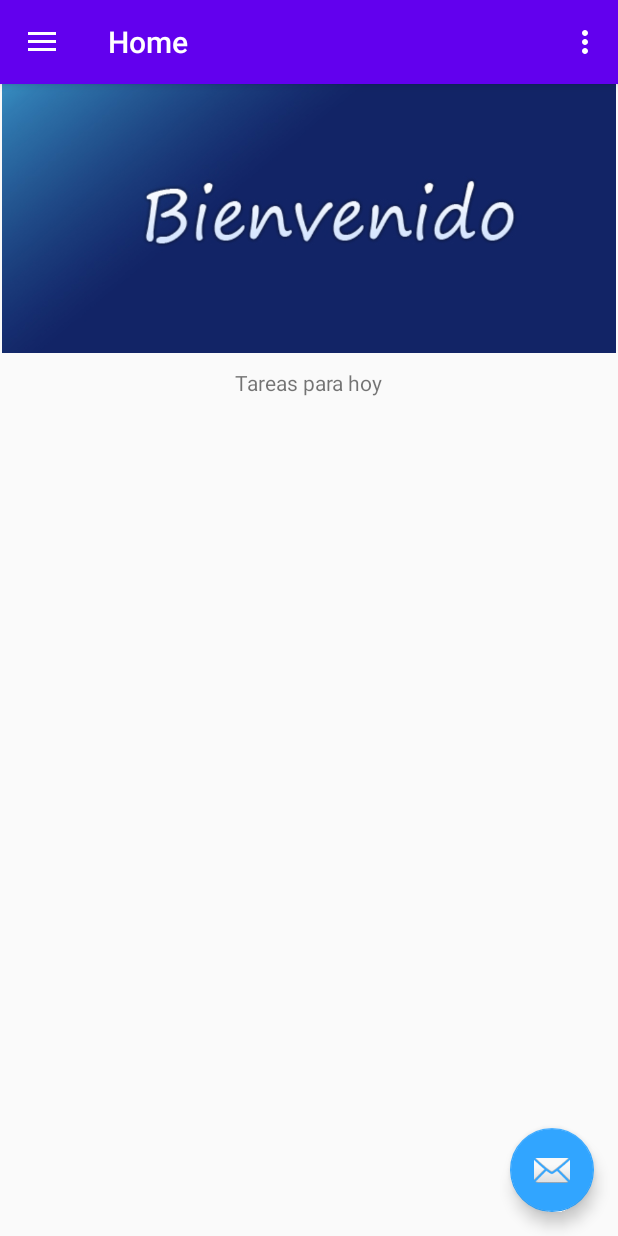
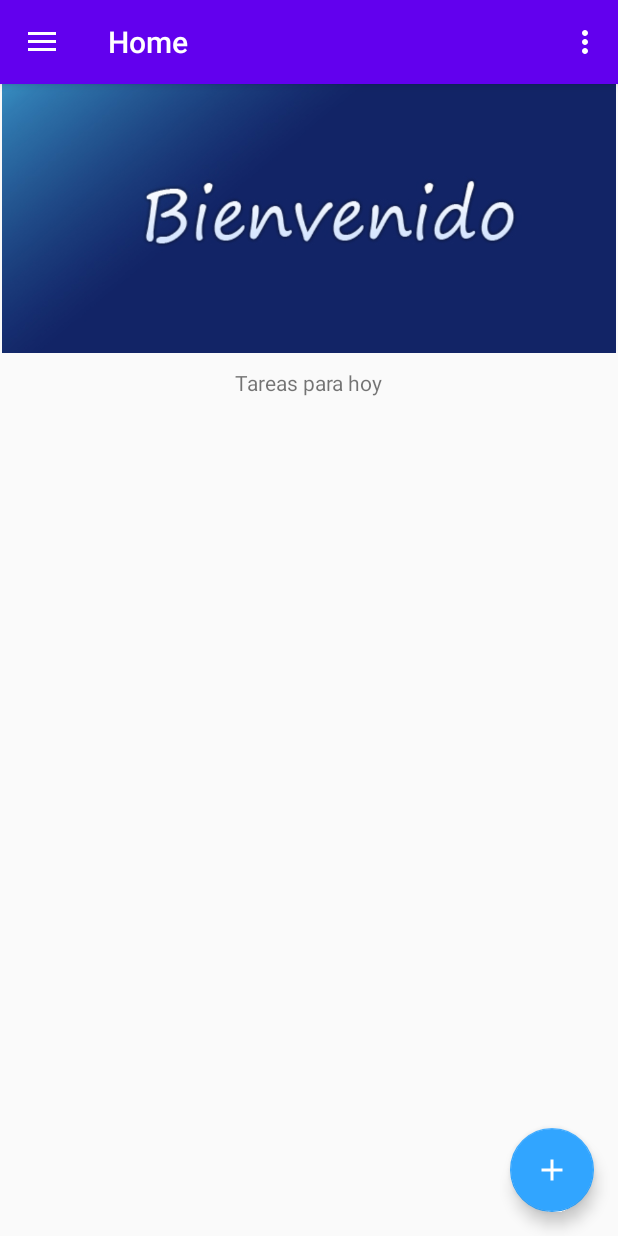
Before and after one commit to dddDestruction/Agenda, an Android app: the screen it shows after launch (MainActivity), on a phone screen of 412 x 824 dp. Run offline under Robolectric (Android 15) with nearby library versions, the phone set to English and light mode, and no system bars; our stand-ins replace Picasso, Room's generated code, navigation-ui; pictures from the network do not load.

```diff
--- a/app/src/main/java/cl/apicolm/myapplication/model/entidades/ClimaTarea.kt
+++ b/app/src/main/java/cl/apicolm/myapplication/model/entidades/ClimaTarea.kt
@@ -31,10 +31,9 @@ data class ClimaEntidad(
 )
 
 @Entity(tableName = "tareas")
-class TareaEntidad(
+data class TareaEntidad(
     var climaId:Int,
-    var descripcion: String,
-    var hora:String
+    var descripcion: String
 ) {
     @PrimaryKey(autoGenerate = true) var id: Int? = null
 }
--- a/app/src/main/java/cl/apicolm/myapplication/ui/clima/ClimaAdapter.kt
+++ b/app/src/main/java/cl/apicolm/myapplication/ui/clima/ClimaAdapter.kt
@@ -71,6 +71,7 @@ class ClimaAdapter(private var lista: List<ClimaEntidad>) : RecyclerView.Adapter
                     .load("http://openweathermap.org/img/wn/${clima.iconClima}@4x.png")
                     .resize(250, 250)
                     .centerCrop()
+                    .placeholder(R.drawable.ic_cloud_download_black_100dp)
                     .into(holder.imagen)
                 holder.view.setOnClickListener{
                     selectedItem.value = clima
@@ -83,6 +84,7 @@ class ClimaAdapter(private var lista: List<ClimaEntidad>) : RecyclerView.Adapter
                     .load("http://openweathermap.org/img/wn/${clima.iconClima}@4x.png")
                     .resize(120, 120)
                     .centerCrop()
+                    .placeholder(R.drawable.ic_cloud_download_black_100dp)
                     .into(holder.imagen)
                 holder.view.setOnClickListener{
                     selectedItem.value = clima
--- a/app/src/main/java/cl/apicolm/myapplication/ui/home/HomeFragment.kt
+++ b/app/src/main/java/cl/apicolm/myapplication/ui/home/HomeFragment.kt
@@ -52,8 +52,7 @@ class HomeFragment : Fragment() {
             tareasViewModel.repository.insetarTarea(
                 TareaEntidad(
                     climaId,
-                    it,
-                    "loquesea"
+                    it
                 )
             )
         })
--- a/app/src/main/java/cl/apicolm/myapplication/ui/tareas/TareasFragment.kt
+++ b/app/src/main/java/cl/apicolm/myapplication/ui/tareas/TareasFragment.kt
@@ -66,8 +66,7 @@ class TareasFragment : Fragment() {
             Log.d("AAA", "Lista tareas ${climaId}")
             tareasViewModel.repository.insetarTarea(TareaEntidad(
                 climaId,
-                it,
-                "loquesea"
+                it
             ))
         })
     }
--- /dev/null
+++ b/app/src/main/res/drawable/ic_add_white_24dp.xml
@@ -0,0 +1,5 @@
+<vector android:height="24dp" android:tint="#FFFFFF"
+    android:viewportHeight="24.0" android:viewportWidth="24.0"
+    android:width="24dp" xmlns:android="http://schemas.android.com/apk/res/android">
+    <path android:fillColor="#FF000000" android:pathData="M19,13h-6v6h-2v-6H5v-2h6V5h2v6h6v2z"/>
+</vector>
--- /dev/null
+++ b/app/src/main/res/drawable/ic_cloud_download_black_100dp.xml
@@ -0,0 +1,4 @@
+<vector android:height="100dp" android:viewportHeight="24.0"
+    android:viewportWidth="24.0" android:width="100dp" xmlns:android="http://schemas.android.com/apk/res/android">
+    <path android:fillColor="#FF000000" android:pathData="M19.35,10.04C18.67,6.59 15.64,4 12,4 9.11,4 6.6,5.64 5.35,8.04 2.34,8.36 0,10.91 0,14c0,3.31 2.69,6 6,6h13c2.76,0 5,-2.24 5,-5 0,-2.64 -2.05,-4.78 -4.65,-4.96zM17,13l-5,5 -5,-5h3V9h4v4h3z"/>
+</vector>
--- a/app/src/main/res/layout/app_bar_main.xml
+++ b/app/src/main/res/layout/app_bar_main.xml
@@ -28,6 +28,6 @@
         android:layout_height="wrap_content"
         android:layout_gravity="bottom|end"
         android:layout_margin="@dimen/fab_margin"
-        app:srcCompat="@android:drawable/ic_dialog_email" />
+        app:srcCompat="@drawable/ic_add_white_24dp" />
 
 </androidx.coordinatorlayout.widget.CoordinatorLayout>
```
Also changed, not shown: app/build.gradle (+5 -6 lines), 2 other files.
